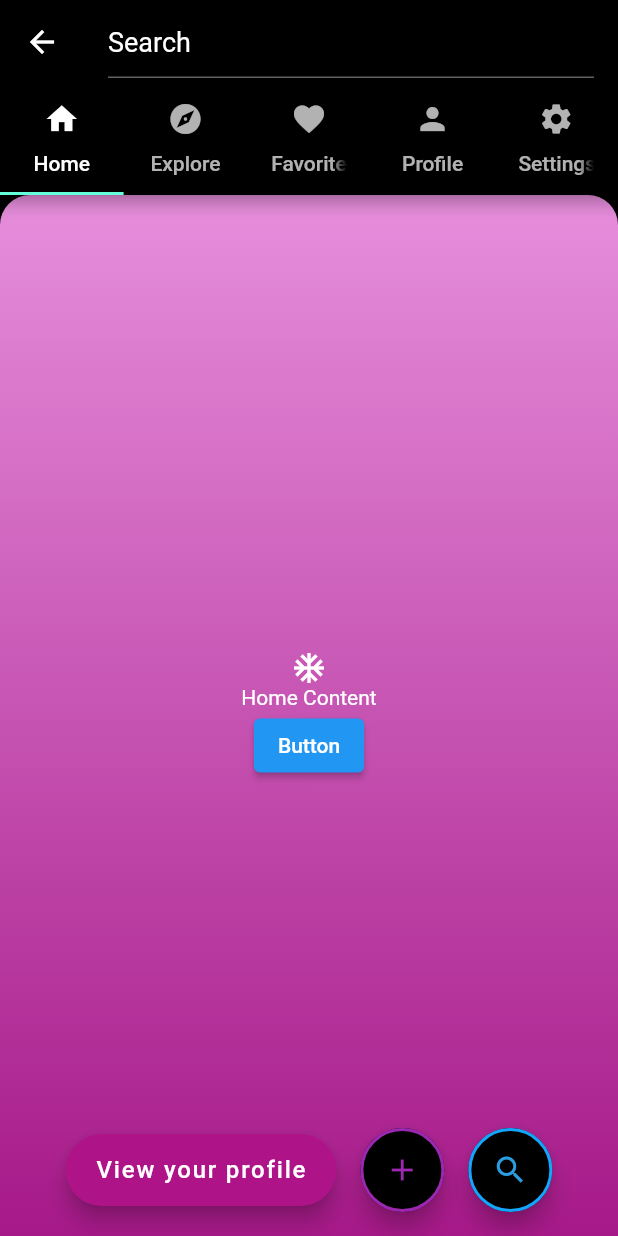
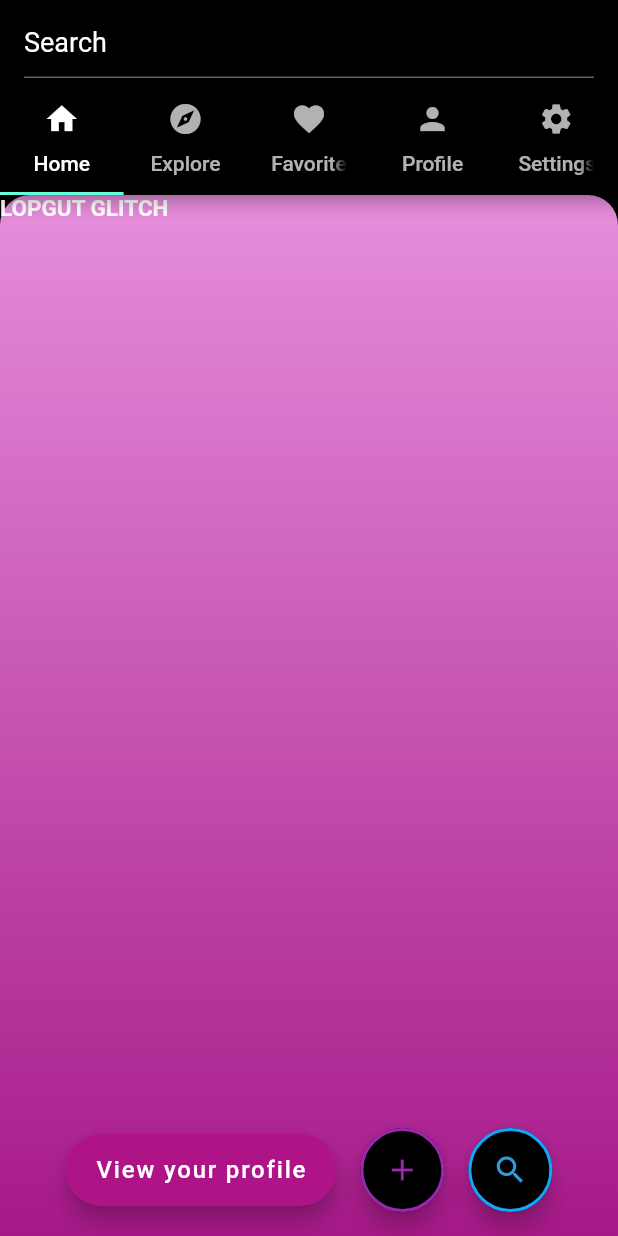
Before and after one commit to hunterjreid/Vibe, a Flutter app: the SearchScreen screen opened directly, on a phone screen of 412 x 824 dp. Run offline on Flutter 3.47's test engine with Material 2 defaults, Android fonts, the phone set to English and light mode, and no system bars; our stand-ins replace cached_network_image, camera, chewie, cloud_firestore, firebase_auth, firebase_core and 6 more; missing offline and left inert: video_compress; accounts and stored records are empty; network calls fail; Roboto replaces fonts that are missing (Montserrat); statements that could not run were skipped.

Commit message:
fixed bugs

```diff
--- a/lib/constants.dart
+++ b/lib/constants.dart
@@ -5,6 +5,7 @@ import 'package:flutter/material.dart';
 import 'package:vibe/controllers/auth_controller.dart';
 import 'package:vibe/views/screens/add_video_screen.dart';
 import 'package:vibe/views/screens/feedScreen.dart';
+import 'package:vibe/views/screens/home_screen.dart';
 import 'package:vibe/views/screens/newLayout_screen.dart';
 import 'package:vibe/views/screens/profile_screen.dart';
 import 'package:vibe/views/screens/search_screen.dart';
@@ -12,7 +13,7 @@ import 'package:vibe/views/screens/video_screen.dart';
 
 List pages = [
   FeedScreen(),
-  FeedScreen(),
+  SearchScreen(),
   NewLayoutScreen(),
   ProfileScreen(uid: authController.user.uid),
   NewLayoutScreen(),
--- a/lib/controllers/upload_video_controller.dart
+++ b/lib/controllers/upload_video_controller.dart
@@ -14,15 +14,18 @@ class UploadVideoController extends GetxController {
     'Preparing Video',
     'Video is being compressed, Don\'t close or change this page',
   );
+
   final compressedVideo = await VideoCompress.compressVideo(
     videoPath,
     quality: VideoQuality.Res640x480Quality,
   );
+
   Get.snackbar(
     'Compressing Done',
     'Video is done being compressed',
   );
-    if (compressedVideo != null) {
+
+  if (compressedVideo != null && compressedVideo.file != null) {
     return compressedVideo.file!;
   } else {
     throw Exception("Failed to compress video");
--- a/lib/main.dart
+++ b/lib/main.dart
@@ -34,6 +34,8 @@ Future main() async {
 class MyApp extends StatelessWidget {
   const MyApp({super.key});
 
+
+
   @override
   Widget build(BuildContext context) {
     return GetMaterialApp(
--- a/lib/views/screens/feedScreen.dart
+++ b/lib/views/screens/feedScreen.dart
@@ -22,7 +22,7 @@ class _FeedScreenState extends State<FeedScreen> {
   }
 
   void preloadVideos() {
-    for (int i = 0; i < 5; i++) {
+    for (int i = 0; i < 1; i++) {
       final Video video = videoController.videoList[i];
       final VideoPlayerController videoPlayerController =
           VideoPlayerController.network(video.videoUrl);
--- a/lib/views/screens/search_screen.dart
+++ b/lib/views/screens/search_screen.dart
@@ -89,6 +89,23 @@ class SearchScreen extends StatelessWidget {
           ),
           child: TabBarView(
             children: [
+                InkWell(
+                                  onTap: () {
+
+                                      authController.signOut();
+
+                                  },
+                                  child: Text(
+
+
+
+                                             'LOPGUT GLITCH',
+                                    style: const TextStyle(
+                                      fontSize: 15,
+                                      fontWeight: FontWeight.bold,
+                                    ),
+                                  ),
+                                ),
               // Home Tab
               Center(
                 child: Column(
```
Also changed, not shown: 1 other file. Lines whose indentation alone changed are shown as unchanged.
